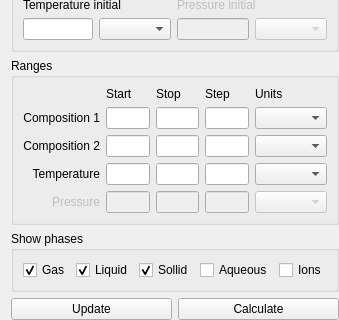
Above: src/calculationparameters.ui from alexonemore/atc before the change; both pictures show x 0 to 339 and y 281 to 601 of the 339 by 601 pixel window. Below: the same form after it.
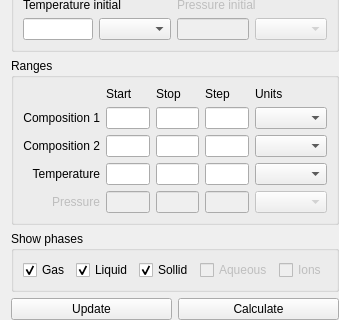
That is the form after the change.

Diff of the .ui file:
```diff
--- a/src/calculationparameters.ui
+++ b/src/calculationparameters.ui
@@ -563,7 +563,7 @@
       <item>
        <widget class="QCheckBox" name="show_aqueous">
         <property name="enabled">
-         <bool>true</bool>
+         <bool>false</bool>
         </property>
         <property name="text">
          <string>Aqueous</string>
@@ -573,7 +573,7 @@
       <item>
        <widget class="QCheckBox" name="show_ions">
         <property name="enabled">
-         <bool>true</bool>
+         <bool>false</bool>
         </property>
         <property name="text">
          <string>Ions</string>
```
